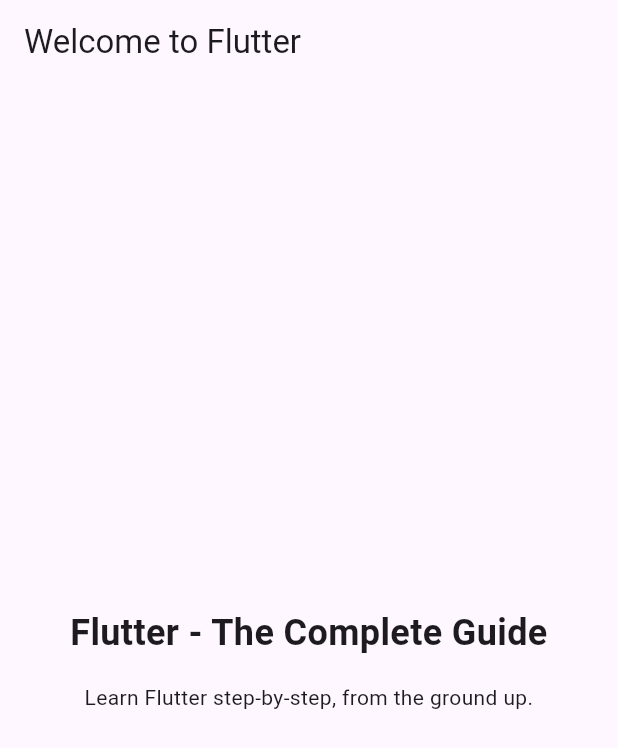
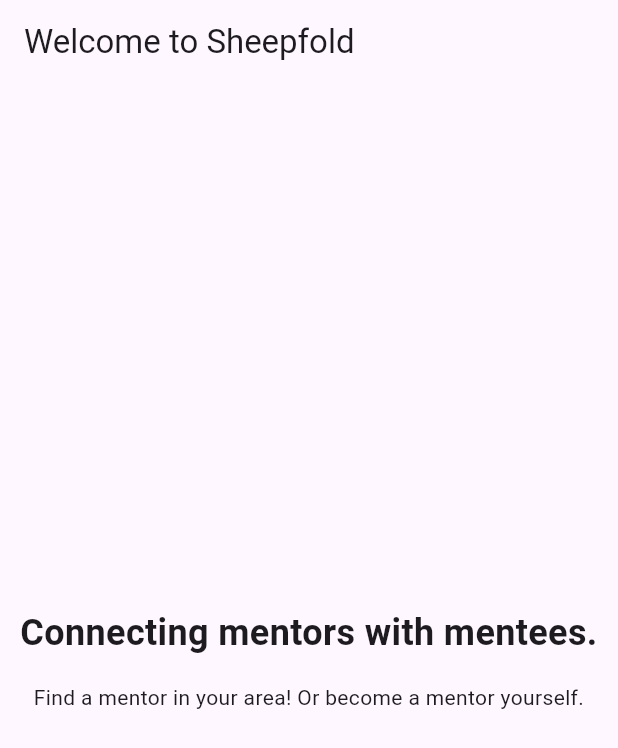
Before and after one commit to sean-xiao-zhao7/blacksheep, a Flutter app: the screen it shows after launch, on a phone screen of 412 x 824 dp. Shown: the top 748 px of the screen. Run offline on Flutter 3.47's test engine with Material 3 defaults, Android fonts, the phone set to English and light mode, and no system bars.

Commit message:
Successfully launch first app

```diff
--- a/lib/main.dart
+++ b/lib/main.dart
@@ -13,7 +13,7 @@ class MyApp extends StatelessWidget {
       title: 'Sheepfold',
       theme: ThemeData(useMaterial3: true),
       home: Scaffold(
-        appBar: AppBar(title: const Text('Welcome to Flutter')),
+        appBar: AppBar(title: const Text('Welcome to Sheepfold')),
         body: Container(
           width: double.infinity,
           padding: const EdgeInsets.all(12),
@@ -22,13 +22,13 @@ class MyApp extends StatelessWidget {
             crossAxisAlignment: CrossAxisAlignment.center,
             children: const [
               Text(
-                'Flutter - The Complete Guide',
+                'Connecting mentors with mentees.',
                 textAlign: TextAlign.center,
                 style: TextStyle(fontSize: 24, fontWeight: FontWeight.bold),
               ),
               SizedBox(height: 16),
               Text(
-                'Learn Flutter step-by-step, from the ground up.',
+                'Find a mentor in your area! Or become a mentor yourself.',
                 textAlign: TextAlign.center,
               ),
             ],
```
